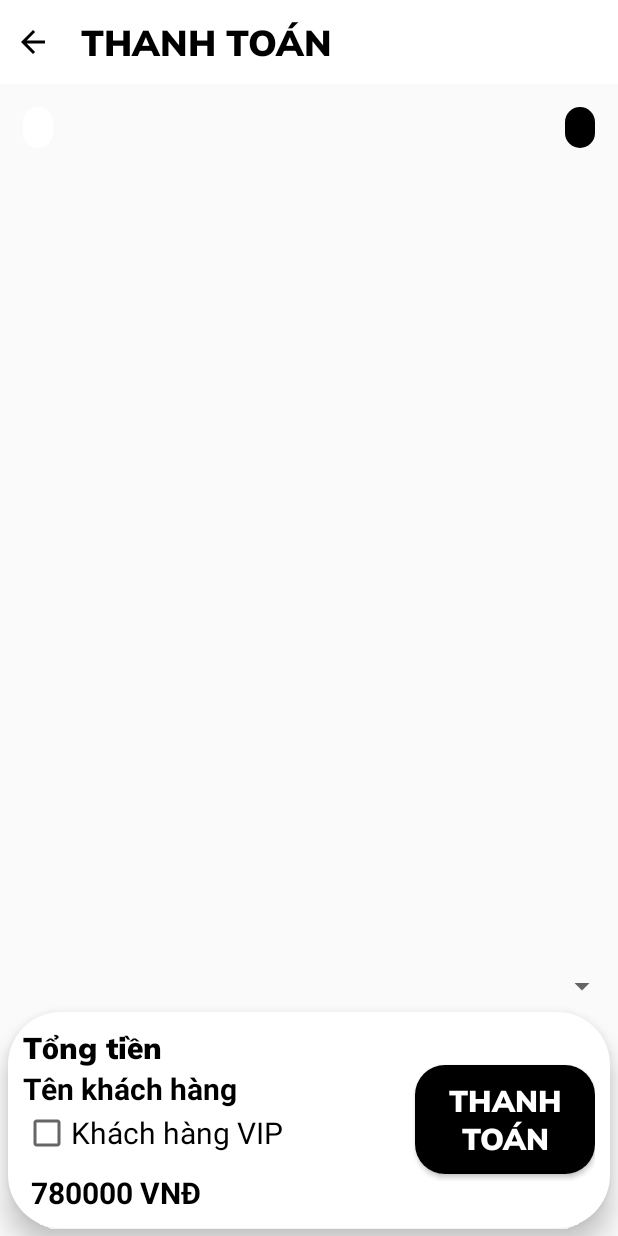
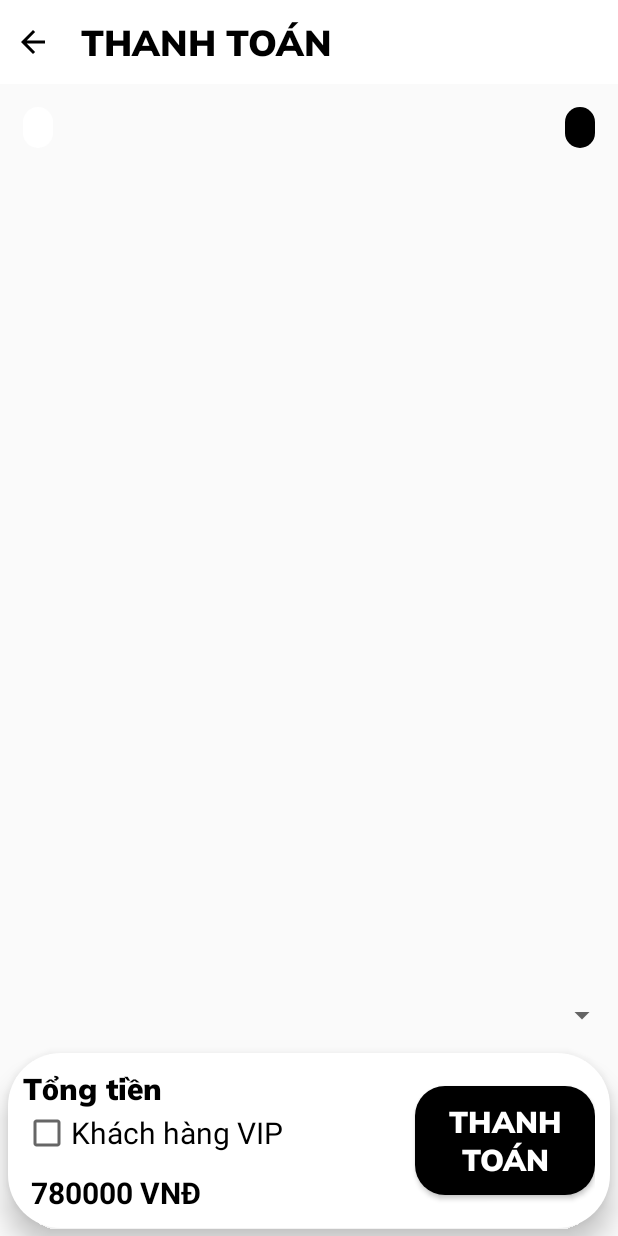
Before and after one commit to MinhQuan117/PRO1121_Nhom8_CP17312_QuanLyCafe, an Android app: the PaymentActivity screen opened directly, with no data from a screen before it, on a phone screen of 412 x 824 dp. Run offline under Robolectric (Android 15) with nearby library versions, the phone set to English and light mode, and no system bars; Roboto replaces fonts that are not available here.

Commit message:
update giam gia

```diff
--- a/app/src/main/java/com/example/pro1121_cp17312_nhom8_quanlycafe/Activities/AmountMenuActivity.java
+++ b/app/src/main/java/com/example/pro1121_cp17312_nhom8_quanlycafe/Activities/AmountMenuActivity.java
@@ -70,10 +70,12 @@ public class AmountMenuActivity extends AppCompatActivity {
                     }
                 }else {
                     int sluong = Integer.parseInt(TXTL_amountmenu_SoLuong.getEditText().getText().toString());
+                    String ghichu = TXTL_amountmenu_GhiChu.getEditText().getText().toString();
                     ChiTietDonDatDTO chiTietDonDatDTO = new ChiTietDonDatDTO();
                     chiTietDonDatDTO.setMaMon(mamon);
                     chiTietDonDatDTO.setMaDonDat(madondat);
                     chiTietDonDatDTO.setSoLuong(sluong);
+                    chiTietDonDatDTO.setGhichu(ghichu);
 
                     boolean ktracapnhat = chiTietDonDatDAO.ThemChiTietDonDat(chiTietDonDatDTO);
                     if(ktracapnhat){
--- a/app/src/main/java/com/example/pro1121_cp17312_nhom8_quanlycafe/Adapter/AdapterDisplayTable.java
+++ b/app/src/main/java/com/example/pro1121_cp17312_nhom8_quanlycafe/Adapter/AdapterDisplayTable.java
@@ -154,6 +154,8 @@ public class AdapterDisplayTable extends BaseAdapter implements View.OnClickList
                     banAnDAO.CapNhatTinhTrangBan(maban,"true");
                     if(ktra == 0){ Toast.makeText(context,context.getResources().getString(R.string.add_failed),Toast.LENGTH_SHORT).show(); }
                 }
+
+
                 FragmentTransaction transaction = fragmentManager.beginTransaction();
                 DisplayCategoryFragment displayCategoryFragment = new DisplayCategoryFragment();
 
@@ -171,6 +173,7 @@ public class AdapterDisplayTable extends BaseAdapter implements View.OnClickList
                 iThanhToan.putExtra("tenban",tenban);
                 iThanhToan.putExtra("ngaydat",ngaydat);
                 context.startActivity(iThanhToan);
+                AnButton();
                 break;
         }
     }
--- a/app/src/main/java/com/example/pro1121_cp17312_nhom8_quanlycafe/DAO/BanAnDAO.java
+++ b/app/src/main/java/com/example/pro1121_cp17312_nhom8_quanlycafe/DAO/BanAnDAO.java
@@ -75,7 +75,7 @@ public class BanAnDAO {
         Cursor cursor = database.rawQuery(query,null);
         cursor.moveToFirst();
         while (!cursor.isAfterLast()){
-            tinhtrang = cursor.getString(cursor.getColumnIndex(CreateDatabase.TBL_MON_TINHTRANG));
+            tinhtrang = cursor.getString(cursor.getColumnIndex(CreateDatabase.TBL_BAN_TINHTRANG));
             cursor.moveToNext();
         }
 
--- a/app/src/main/java/com/example/pro1121_cp17312_nhom8_quanlycafe/DAO/DonDatDAO.java
+++ b/app/src/main/java/com/example/pro1121_cp17312_nhom8_quanlycafe/DAO/DonDatDAO.java
@@ -23,7 +23,7 @@ public class DonDatDAO {
     public long ThemDonDat(DonDatDTO donDatDTO){
         ContentValues contentValues = new ContentValues();
         contentValues.put(CreateDatabase.TBL_DONDAT_MABAN,donDatDTO.getMaBan());
-        contentValues.put(CreateDatabase.TBL_DONDAT_MANV,donDatDTO.getMaNV());
+        contentValues.put(CreateDatabase.TBL_DONDAT_MAKH,donDatDTO.getMaKH());
         contentValues.put(CreateDatabase.TBL_DONDAT_NGAYDAT,donDatDTO.getNgayDat());
         contentValues.put(CreateDatabase.TBL_DONDAT_TINHTRANG,donDatDTO.getTinhTrang());
         contentValues.put(CreateDatabase.TBL_DONDAT_TONGTIEN,donDatDTO.getTongTien());
--- a/app/src/main/res/layout/payment_layout.xml
+++ b/app/src/main/res/layout/payment_layout.xml
@@ -83,14 +83,14 @@
         android:paddingRight="5dp"
         android:paddingVertical="5dp"
         >
+    </GridView>
 
-
-
-    </GridView>
     <Spinner
         android:id="@+id/SpinnerKhachHang"
         android:layout_width="match_parent"
-        android:layout_height="wrap_content"/>
+        android:layout_height="39dp"
+        android:textSize="30dp"
+        />
     <RelativeLayout
         android:layout_width="match_parent"
         android:layout_height="wrap_content"
@@ -115,14 +115,6 @@
                 android:textColor="@color/black"
 
                 android:fontFamily="@font/muli_black"
-                android:textSize="20sp"
-                android:textStyle="bold"
-                />
-            <TextView
-                android:layout_width="wrap_content"
-                android:layout_height="wrap_content"
-                android:text="Tên khách hàng"
-                android:textColor="@color/black"
                 android:textSize="20sp"
                 android:textStyle="bold"
                 />
```
Also changed, not shown: app/src/main/java/com/example/pro1121_cp17312_nhom8_quanlycafe/Activities/PaymentActivity.java (+31 -9 lines).
